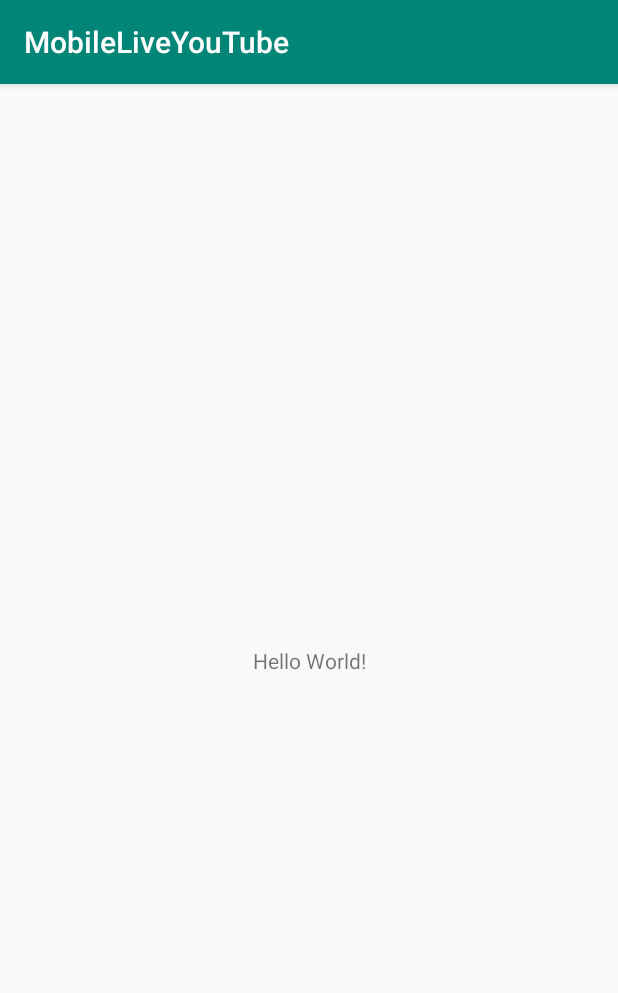
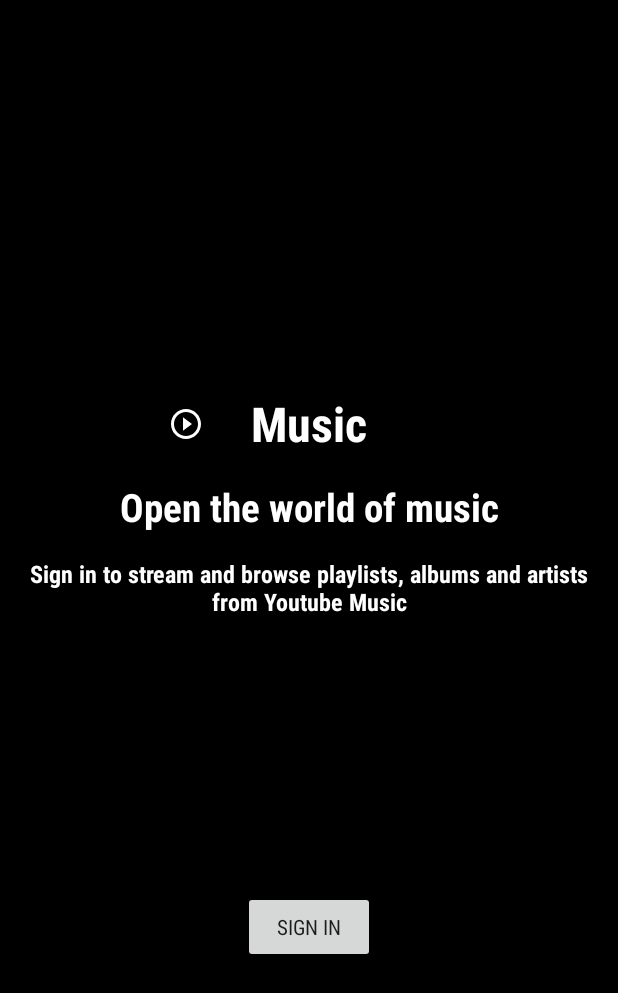
Before and after one commit to RajuSinghBisen/MobileLiveYouTube, an Android app: the screen it shows after launch (MainActivity before the commit, SignInActivity after it), on a phone screen of 412 x 824 dp. Shown: the top 993 px of the screen. Run offline under Robolectric (Android 15) with nearby library versions, the phone set to English and light mode, and no system bars; our stand-ins replace Firebase (no records; nobody signed in at launch, a user with empty details on screens opened directly).

Commit message:
Level 1 Login With Google done

```diff
--- a/app/src/main/java/com/example/mobileliveyoutube/MainActivity.kt
+++ /dev/null
@@ -1,12 +0,0 @@
-package com.example.mobileliveyoutube
-
-import androidx.appcompat.app.AppCompatActivity
-import android.os.Bundle
-
-class MainActivity : AppCompatActivity() {
-
-    override fun onCreate(savedInstanceState: Bundle?) {
-        super.onCreate(savedInstanceState)
-        setContentView(R.layout.activity_main)
-    }
-}
--- /dev/null
+++ b/app/src/main/java/com/example/mobileliveyoutube/MainApplication.kt
@@ -0,0 +1,12 @@
+package com.example.mobileliveyoutube
+
+import android.app.Application
+import com.example.mobileliveyoutube.repositories.LocalPreferences
+
+class MainApplication : Application() {
+    override fun onCreate() {
+        super.onCreate()
+        // Initialize singletons
+        LocalPreferences.initialize(this)
+    }
+}
--- /dev/null
+++ b/app/src/main/java/com/example/mobileliveyoutube/SignInActivity.kt
@@ -0,0 +1,96 @@
+package com.example.mobileliveyoutube
+
+import android.content.Context
+import android.content.Intent
+import android.os.Bundle
+import android.util.Log
+import android.widget.Toast
+import androidx.appcompat.app.AppCompatActivity
+import com.example.mobileliveyoutube.repositories.LocalPreferences
+import com.google.android.gms.auth.api.signin.GoogleSignIn
+import com.google.android.gms.auth.api.signin.GoogleSignInAccount
+import com.google.android.gms.auth.api.signin.GoogleSignInClient
+import com.google.android.gms.auth.api.signin.GoogleSignInOptions
+import com.google.android.gms.common.api.ApiException
+import com.google.android.gms.tasks.Task
+import com.google.firebase.auth.FirebaseAuth
+import com.google.firebase.auth.GoogleAuthProvider
+import kotlinx.android.synthetic.main.activity_sign_in.*
+
+class SignInActivity : AppCompatActivity() {
+
+    val RC_SIGN_IN: Int = 1
+    lateinit var mGoogleSignInClient: GoogleSignInClient
+    lateinit var mGoogleSignInOptions: GoogleSignInOptions
+
+    private lateinit var firebaseAuth: FirebaseAuth
+
+    override fun onCreate(savedInstanceState: Bundle?) {
+        super.onCreate(savedInstanceState)
+        setContentView(R.layout.activity_sign_in)
+        configureGoogleSignIn()
+        setupUI()
+        firebaseAuth = FirebaseAuth.getInstance()
+    }
+
+    companion object {
+        fun getLaunchIntent(from: Context) = Intent(from, SignInActivity::class.java).apply {
+            addFlags(Intent.FLAG_ACTIVITY_NEW_TASK or Intent.FLAG_ACTIVITY_CLEAR_TASK)
+        }
+    }
+
+    override fun onStart() {
+        super.onStart()
+        val user = FirebaseAuth.getInstance().currentUser
+        if (user != null) {
+            startActivity(HomeActivity.getLaunchIntent(this))
+            finish()
+        }
+    }
+
+    private fun configureGoogleSignIn() {
+        mGoogleSignInOptions = GoogleSignInOptions.Builder(GoogleSignInOptions.DEFAULT_SIGN_IN)
+                .requestIdToken(getString(R.string.default_web_client_id))
+                .requestEmail()
+                .build()
+        mGoogleSignInClient = GoogleSignIn.getClient(this, mGoogleSignInOptions)
+    }
+
+    private fun setupUI() {
+        google_button.setOnClickListener {
+            signIn()
+        }
+    }
+
+    private fun signIn() {
+        val signInIntent: Intent = mGoogleSignInClient.signInIntent
+        startActivityForResult(signInIntent, RC_SIGN_IN)
+    }
+
+    override fun onActivityResult(requestCode: Int, resultCode: Int, data: Intent?) {
+        super.onActivityResult(requestCode, resultCode, data)
+        if (requestCode == RC_SIGN_IN) {
+            val task: Task<GoogleSignInAccount> = GoogleSignIn.getSignedInAccountFromIntent(data)
+            try {
+                val account = task.getResult(ApiException::class.java)
+                if (account!= null){
+                    LocalPreferences.getInstance().storeEmail(account.email,account.displayName,account.familyName,account.givenName)
+                    firebaseAuthWithGoogle(account)
+                }
+            } catch (e: ApiException) {
+                Log.d("ErrorMessage", "Not Successful")
+            }
+        }
+    }
+
+    private fun firebaseAuthWithGoogle(acct: GoogleSignInAccount) {
+        val credential = GoogleAuthProvider.getCredential(acct.idToken, null)
+        firebaseAuth.signInWithCredential(credential).addOnCompleteListener {
+            if (it.isSuccessful) {
+                startActivity(HomeActivity.getLaunchIntent(this))
+            } else {
+                Toast.makeText(this, "Google sign in failed:(", Toast.LENGTH_LONG).show()
+            }
+        }
+    }
+}
--- /dev/null
+++ b/app/src/main/java/com/example/mobileliveyoutube/utils/Utils.kt
@@ -0,0 +1,33 @@
+package com.example.mobileliveyoutube.utils
+
+import android.content.Context
+
+// https://medium.com/@BladeCoder/kotlin-singletons-with-argument-194ef06edd9e
+open class SingletonHolder<out OUT: Any, in INPUT>(creator: (INPUT) -> OUT) {
+    private var creator: ((INPUT) -> OUT)? = creator
+    @Volatile private var instance: OUT? = null
+
+    /** Initializes and returns singleton if none was created. */
+    fun initialize(arg: INPUT): OUT {
+        val newInstance = instance
+        if (newInstance != null) return newInstance
+        return synchronized(this) {
+            val newInstance2 = instance
+            // Re-check if "instance" was assigned
+            if (newInstance2 != null) {
+                newInstance2
+            } else {
+                val created = creator!!(arg)
+                instance = created
+                creator = null
+                created
+            }
+        }
+    }
+    /** Added for convenience without a [Context], if and only if, components are 100% sure
+     * [initialize] was called somewhere else.
+     */
+    fun getInstance(): OUT =
+        instance?:
+        throw Error("Use \"${this::creator.javaClass.simpleName}#initialize(Context)\" at least once")
+}
--- /dev/null
+++ b/app/src/main/res/drawable/ic_play_circle_24px.xml
@@ -0,0 +1,9 @@
+<vector xmlns:android="http://schemas.android.com/apk/res/android"
+    android:width="24dp"
+    android:height="24dp"
+    android:viewportWidth="24"
+    android:viewportHeight="24">
+  <path
+      android:fillColor="#FFFFFFFF"
+      android:pathData="M10,16.5l6,-4.5 -6,-4.5v9zM12,2C6.48,2 2,6.48 2,12s4.48,10 10,10 10,-4.48 10,-10S17.52,2 12,2zM12,20c-4.41,0 -8,-3.59 -8,-8s3.59,-8 8,-8 8,3.59 8,8 -3.59,8 -8,8z"/>
+</vector>
--- a/app/src/main/res/layout/activity_main.xml
+++ /dev/null
@@ -1,18 +0,0 @@
-<?xml version="1.0" encoding="utf-8"?>
-<androidx.constraintlayout.widget.ConstraintLayout xmlns:android="http://schemas.android.com/apk/res/android"
-    xmlns:app="http://schemas.android.com/apk/res-auto"
-    xmlns:tools="http://schemas.android.com/tools"
-    android:layout_width="match_parent"
-    android:layout_height="match_parent"
-    tools:context=".MainActivity">
-
-    <TextView
-        android:layout_width="wrap_content"
-        android:layout_height="wrap_content"
-        android:text="Hello World!"
-        app:layout_constraintBottom_toBottomOf="parent"
-        app:layout_constraintLeft_toLeftOf="parent"
-        app:layout_constraintRight_toRightOf="parent"
-        app:layout_constraintTop_toTopOf="parent" />
-
-</androidx.constraintlayout.widget.ConstraintLayout>
--- /dev/null
+++ b/app/src/main/res/layout/activity_sign_in.xml
@@ -0,0 +1,78 @@
+<?xml version="1.0" encoding="utf-8"?>
+<androidx.constraintlayout.widget.ConstraintLayout
+    xmlns:android="http://schemas.android.com/apk/res/android"
+    xmlns:app="http://schemas.android.com/apk/res-auto"
+    xmlns:tools="http://schemas.android.com/tools"
+    android:layout_width="match_parent"
+    android:layout_height="match_parent"
+    android:background="?colorPrimary"
+    tools:context=".SignInActivity">
+
+    <androidx.appcompat.widget.AppCompatImageView
+        android:id="@+id/img_play"
+        android:layout_width="wrap_content"
+        android:layout_height="wrap_content"
+        android:background="@drawable/ic_play_circle_24px"
+        app:layout_constraintBottom_toBottomOf="@+id/materialTextView3"
+        app:layout_constraintEnd_toStartOf="@+id/materialTextView3"
+        app:layout_constraintStart_toStartOf="@+id/materialTextView2"
+        app:layout_constraintTop_toTopOf="@+id/materialTextView3" />
+
+    <com.google.android.material.textview.MaterialTextView
+        android:id="@+id/materialTextView3"
+        android:layout_width="wrap_content"
+        android:layout_height="wrap_content"
+        android:layout_marginBottom="16dp"
+        android:text="@string/music_txt"
+        android:textColor="?android:colorBackground"
+        android:textSize="32sp"
+        android:textStyle="bold"
+        app:layout_constraintBottom_toTopOf="@+id/materialTextView2"
+        app:layout_constraintEnd_toEndOf="parent"
+        app:layout_constraintStart_toStartOf="parent" />
+
+    <com.google.android.material.textview.MaterialTextView
+        android:id="@+id/materialTextView2"
+        android:layout_width="wrap_content"
+        android:layout_height="wrap_content"
+        android:layout_marginBottom="16dp"
+        android:text="@string/open_world_txt"
+        android:textColor="?android:colorBackground"
+        android:textSize="26sp"
+        android:textStyle="bold"
+        app:layout_constraintBottom_toTopOf="@+id/materialTextView"
+        app:layout_constraintEnd_toEndOf="parent"
+        app:layout_constraintStart_toStartOf="parent" />
+
+    <com.google.android.material.textview.MaterialTextView
+        android:id="@+id/materialTextView"
+        android:layout_width="0dp"
+        android:layout_height="wrap_content"
+        android:layout_marginStart="16dp"
+        android:layout_marginEnd="16dp"
+        android:text="@string/signin_txt"
+        android:textAlignment="center"
+        android:textColor="?android:colorBackground"
+        android:textSize="16sp"
+        android:textStyle="bold"
+        app:layout_constraintBottom_toTopOf="@+id/guideline"
+        app:layout_constraintEnd_toEndOf="parent"
+        app:layout_constraintStart_toStartOf="parent" />
+
+    <androidx.appcompat.widget.AppCompatButton
+        android:id="@+id/google_button"
+        android:layout_width="wrap_content"
+        android:layout_height="wrap_content"
+        android:text="@string/btn_sign"
+        app:layout_constraintBottom_toBottomOf="parent"
+        app:layout_constraintEnd_toEndOf="parent"
+        app:layout_constraintStart_toStartOf="parent"
+        app:layout_constraintTop_toBottomOf="@+id/materialTextView" />
+
+    <androidx.constraintlayout.widget.Guideline
+        android:id="@+id/guideline"
+        android:layout_width="match_parent"
+        android:layout_height="0dp"
+        android:orientation="horizontal"
+        app:layout_constraintGuide_percent="0.5" />
+</androidx.constraintlayout.widget.ConstraintLayout>
--- a/app/src/main/res/values/colors.xml
+++ b/app/src/main/res/values/colors.xml
@@ -1,6 +1,20 @@
 <?xml version="1.0" encoding="utf-8"?>
 <resources>
-    <color name="colorPrimary">#008577</color>
-    <color name="colorPrimaryDark">#00574B</color>
-    <color name="colorAccent">#D81B60</color>
+    <!-- ===========================================================================
+     Color Palette as defined in Material Components
+     Only override those that required to be customized
+ ============================================================================ -->
+    <color name="appColorOnPrimary">#000000</color>
+    <color name="appColorPrimary">#000000</color>
+    <color name="appColorOnPrimarySurface">?attr/colorOnPrimary</color>
+    <color name="appColorPrimarySurface">?attr/colorOnPrimary</color>
+    <color name="appColorPrimaryVariant">#FFC107</color>
+    <color name="appColorOnSecondary">@color/design_default_color_on_secondary</color>
+    <color name="appColorSecondary">#68B6E4</color>
+    <color name="appColorSecondaryVariant">#3C708F</color>
+    <color name="appColorAccent">#6F3CD3</color>
+    <color name="appColorError">#e61e26</color>
+    <color name="appColorOnError">@color/design_default_color_on_error</color>
+    <color name="appColorOnSurface">@color/design_default_color_on_surface</color>
+    <color name="appColorSurface">@color/design_default_color_surface</color>
 </resources>
--- a/app/src/main/res/values/strings.xml
+++ b/app/src/main/res/values/strings.xml
@@ -1,3 +1,9 @@
 <resources>
     <string name="app_name">MobileLiveYouTube</string>
+    <string name="music_txt">Music</string>
+    <string name="btn_sign">SIGN IN</string>
+    <string name="open_world_txt">Open the world of music</string>
+    <string name="signin_txt">Sign in to stream and browse playlists, albums and artists from Youtube Music</string>
+    <string name="welcm_txt">Welcome %1$s</string>
+    <string name="welcm_txt_default">Welcome User</string>
 </resources>
--- a/app/src/main/res/values/styles.xml
+++ b/app/src/main/res/values/styles.xml
@@ -1,11 +1,21 @@
 <resources>
-
     <!-- Base application theme. -->
-    <style name="AppTheme" parent="Theme.AppCompat.Light.DarkActionBar">
-        <!-- Customize your theme here. -->
-        <item name="colorPrimary">@color/colorPrimary</item>
-        <item name="colorPrimaryDark">@color/colorPrimaryDark</item>
-        <item name="colorAccent">@color/colorAccent</item>
+    <style name="AppTheme" parent="Theme.MaterialComponents.Light.NoActionBar">
+        <item name="colorOnPrimary">@color/appColorOnPrimary</item>
+        <item name="colorPrimary">@color/appColorPrimary</item>
+        <item name="colorPrimaryDark">@color/appColorPrimary</item>
+        <item name="colorOnPrimarySurface">@color/appColorOnPrimarySurface</item>
+        <item name="colorPrimarySurface">@color/appColorPrimarySurface</item>
+        <item name="colorPrimaryVariant">@color/appColorPrimaryVariant</item>
+        <item name="colorOnSecondary">@color/appColorOnSecondary</item>
+        <item name="colorSecondary">@color/appColorSecondary</item>
+        <item name="colorSecondaryVariant">@color/appColorSecondaryVariant</item>
+        <item name="colorAccent">@color/appColorAccent</item>
+        <item name="colorOnError">@color/appColorOnError</item>
+        <item name="colorOnSurface">@color/appColorOnSurface</item>
+        <item name="colorSurface">@color/appColorSurface</item>
+        <item name="colorError">@color/appColorError</item>
+        <item name="android:fontFamily">sans-serif-condensed</item> <!-- roboto regular -->
     </style>
 
 </resources>
--- a/build.gradle
+++ b/build.gradle
@@ -10,8 +10,10 @@ buildscript {
     dependencies {
         classpath 'com.android.tools.build:gradle:3.5.3'
         classpath "org.jetbrains.kotlin:kotlin-gradle-plugin:$kotlin_version"
+        classpath 'com.google.gms:google-services:4.0.0'
         // NOTE: Do not place your application dependencies here; they belong
         // in the individual module build.gradle files
+
     }
 }
 
```
Also changed, not shown: app/build.gradle (+17 -2 lines), app/src/main/AndroidManifest.xml (+5 -3 lines), app/src/main/java/com/example/mobileliveyoutube/HomeActivity.kt (added, +24 -0 lines), app/src/main/java/com/example/mobileliveyoutube/repositories/LocalPreferences.kt (added, +72 -0 lines), app/src/main/res/layout/activity_home.xml (added, +24 -0 lines), 2 other files.
